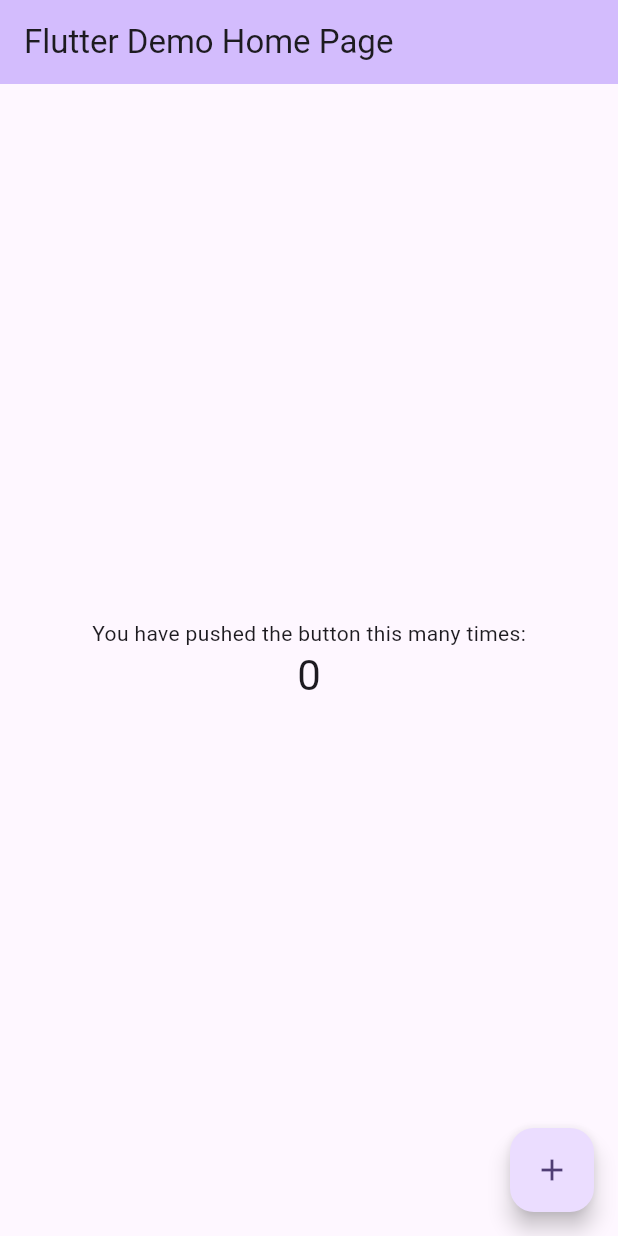
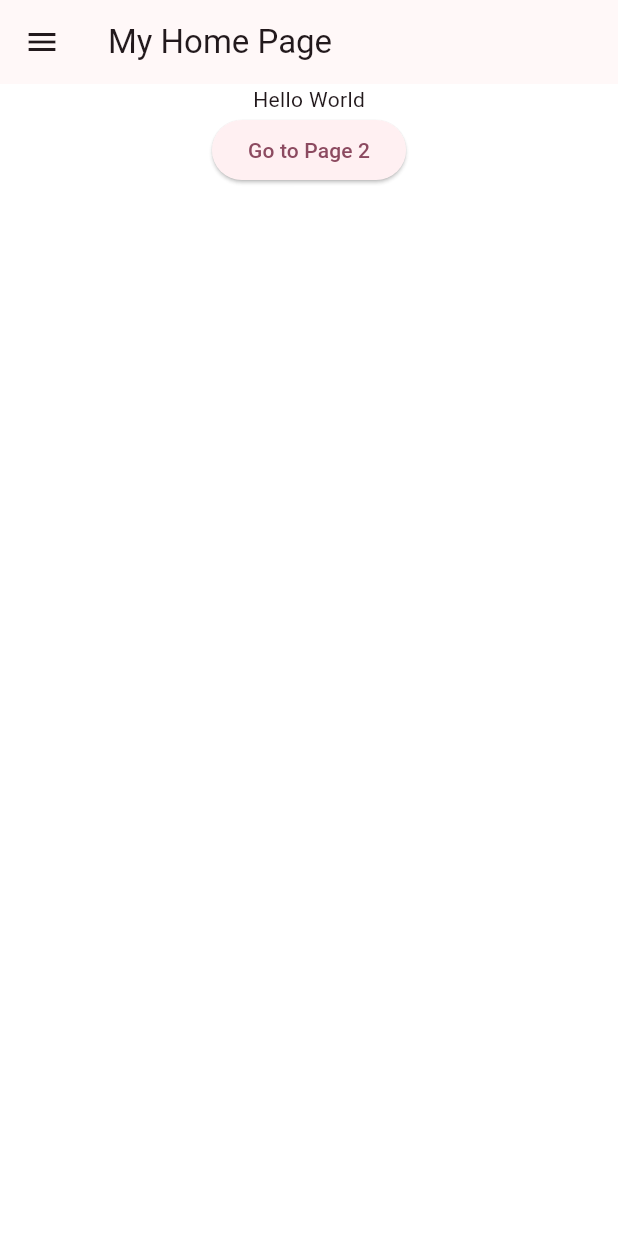
Before and after one commit to sakchaicm/flutter_application_1, a Flutter app: the screen it shows after launch, on a phone screen of 412 x 824 dp. Run offline on Flutter 3.47's test engine with Material 3 defaults, Android fonts, the phone set to English and light mode, and no system bars.

Commit message:
onPress page 2

```diff
--- a/lib/main.dart
+++ b/lib/main.dart
@@ -1,4 +1,6 @@
 import 'package:flutter/material.dart';
+
+import 'screen/my_home_page.dart';
 
 void main() {
   runApp(const MyApp());
@@ -13,113 +15,11 @@ class MyApp extends StatelessWidget {
     return MaterialApp(
       title: 'Flutter Demo',
       theme: ThemeData(
-        // This is the theme of your application.
-        //
-        // TRY THIS: Try running your application with "flutter run". You'll see
-        // the application has a purple toolbar. Then, without quitting the app,
-        // try changing the seedColor in the colorScheme below to Colors.green
-        // and then invoke "hot reload" (save your changes or press the "hot
-        // reload" button in a Flutter-supported IDE, or press "r" if you used
-        // the command line to start the app).
-        //
-        // Notice that the counter didn't reset back to zero; the application
-        // state is not lost during the reload. To reset the state, use hot
-        // restart instead.
-        //
-        // This works for code too, not just values: Most code changes can be
-        // tested with just a hot reload.
-        colorScheme: ColorScheme.fromSeed(seedColor: Colors.deepPurple),
+        colorScheme: ColorScheme.fromSeed(seedColor: Colors.black45),
+        scaffoldBackgroundColor: Colors.white70,
         useMaterial3: true,
       ),
-      home: const MyHomePage(title: 'Flutter Demo Home Page'),
+      home: const MyHomePage(),
     );
   }
 }
-
-class MyHomePage extends StatefulWidget {
-  const MyHomePage({super.key, required this.title});
-
-  // This widget is the home page of your application. It is stateful, meaning
-  // that it has a State object (defined below) that contains fields that affect
-  // how it looks.
-
-  // This class is the configuration for the state. It holds the values (in this
-  // case the title) provided by the parent (in this case the App widget) and
-  // used by the build method of the State. Fields in a Widget subclass are
-  // always marked "final".
-
-  final String title;
-
-  @override
-  State<MyHomePage> createState() => _MyHomePageState();
-}
-
-class _MyHomePageState extends State<MyHomePage> {
-  int _counter = 0;
-
-  void _incrementCounter() {
-    setState(() {
-      // This call to setState tells the Flutter framework that something has
-      // changed in this State, which causes it to rerun the build method below
-      // so that the display can reflect the updated values. If we changed
-      // _counter without calling setState(), then the build method would not be
-      // called again, and so nothing would appear to happen.
-      _counter++;
-    });
-  }
-
-  @override
-  Widget build(BuildContext context) {
-    // This method is rerun every time setState is called, for instance as done
-    // by the _incrementCounter method above.
-    //
-    // The Flutter framework has been optimized to make rerunning build methods
-    // fast, so that you can just rebuild anything that needs updating rather
-    // than having to individually change instances of widgets.
-    return Scaffold(
-      appBar: AppBar(
-        // TRY THIS: Try changing the color here to a specific color (to
-        // Colors.amber, perhaps?) and trigger a hot reload to see the AppBar
-        // change color while the other colors stay the same.
-        backgroundColor: Theme.of(context).colorScheme.inversePrimary,
-        // Here we take the value from the MyHomePage object that was created by
-        // the App.build method, and use it to set our appbar title.
-        title: Text(widget.title),
-      ),
-      body: Center(
-        // Center is a layout widget. It takes a single child and positions it
-        // in the middle of the parent.
-        child: Column(
-          // Column is also a layout widget. It takes a list of children and
-          // arranges them vertically. By default, it sizes itself to fit its
-          // children horizontally, and tries to be as tall as its parent.
-          //
-          // Column has various properties to control how it sizes itself and
-          // how it positions its children. Here we use mainAxisAlignment to
-          // center the children vertically; the main axis here is the vertical
-          // axis because Columns are vertical (the cross axis would be
-          // horizontal).
-          //
-          // TRY THIS: Invoke "debug painting" (choose the "Toggle Debug Paint"
-          // action in the IDE, or press "p" in the console), to see the
-          // wireframe for each widget.
-          mainAxisAlignment: MainAxisAlignment.center,
-          children: <Widget>[
-            const Text(
-              'You have pushed the button this many times:',
-            ),
-            Text(
-              '$_counter',
-              style: Theme.of(context).textTheme.headlineMedium,
-            ),
-          ],
-        ),
-      ),
-      floatingActionButton: FloatingActionButton(
-        onPressed: _incrementCounter,
-        tooltip: 'Increment',
-        child: const Icon(Icons.add),
-      ), // This trailing comma makes auto-formatting nicer for build methods.
-    );
-  }
-}
--- /dev/null
+++ b/lib/screen/my_home_page.dart
@@ -0,0 +1,30 @@
+import 'package:flutter/material.dart';
+
+import 'my_second_page.dart';
+
+class MyHomePage extends StatelessWidget {
+  const MyHomePage({super.key});
+
+  @override
+  Widget build(BuildContext context) {
+    return Scaffold(
+      drawer: const Drawer(
+        child: Text("My drawer"),
+      ),
+      appBar: AppBar(title: const Text("My Home Page")),
+      body: Center(
+          child: Column(
+        children: [
+          const Text("Hello World"),
+          ElevatedButton(
+              onPressed: () {
+                Navigator.of(context).push(
+                  MaterialPageRoute(builder: (context) => MySecondPage()),
+                );
+              },
+              child: const Text("Go to Page 2"))
+        ],
+      )),
+    );
+  }
+}
--- /dev/null
+++ b/lib/screen/my_second_page.dart
@@ -0,0 +1,10 @@
+import 'package:flutter/material.dart';
+
+class MySecondPage extends StatelessWidget {
+  const MySecondPage({super.key});
+
+  @override
+  Widget build(BuildContext context) {
+    return const Placeholder();
+  }
+}
```
